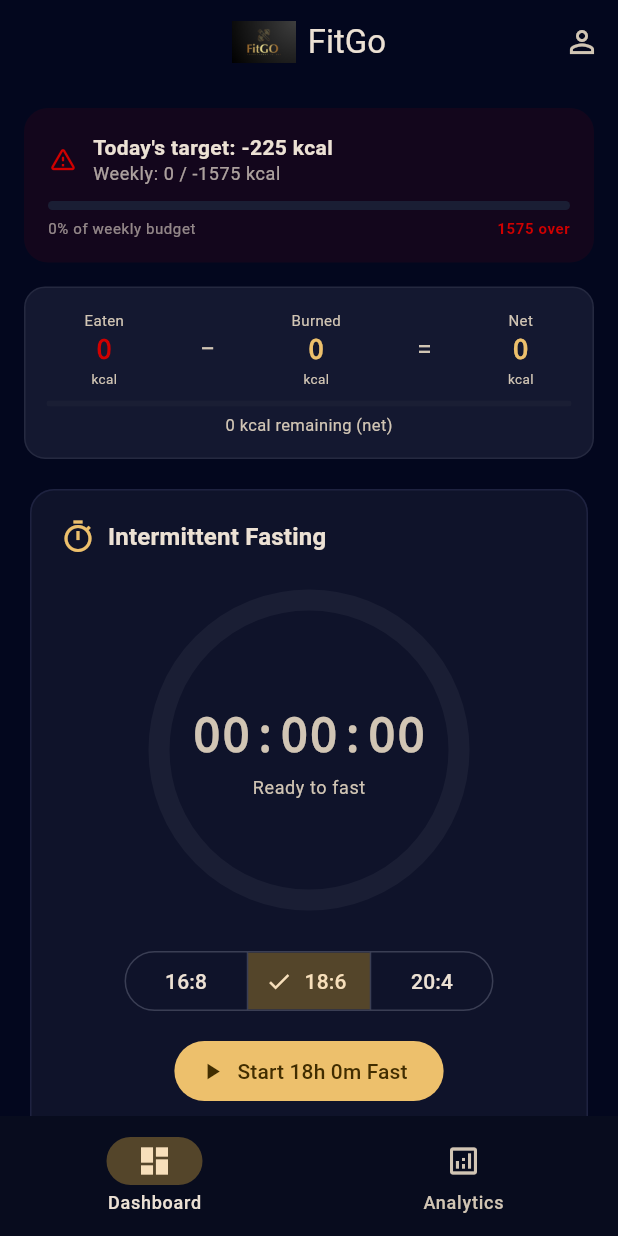
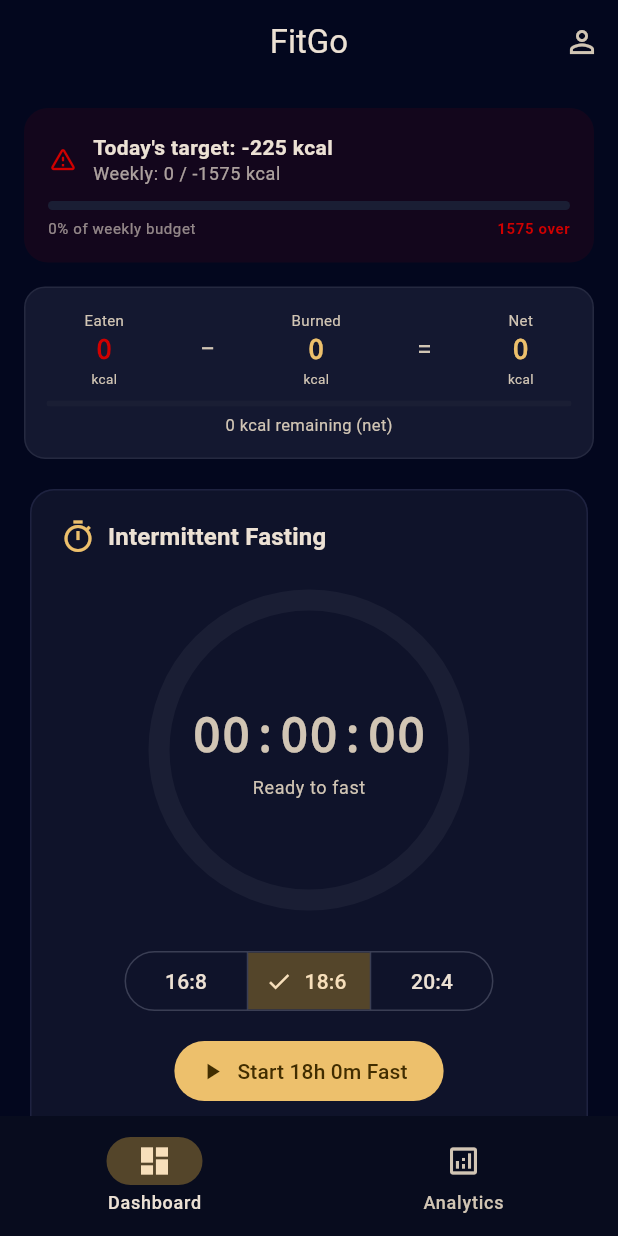
Before and after one commit to MayureshTardekar/FitGo, a Flutter app: the screen it shows once a user with an empty profile is signed in, after a tap on "18:6", on a phone screen of 412 x 824 dp. Run offline on Flutter 3.47's test engine with Material 3 defaults, Android fonts, the phone set to English and light mode, and no system bars; our stand-ins replace fl_chart, flutter_riverpod, hive, hive_flutter, supabase_flutter; accounts and stored records are empty; network calls fail.

Commit message:
Remove logo from app UI, keep only for splash + APK icon
- Removed logo from AppBar and auth screen
- Fixed splash screen background to match logo
- Splash screen with fade-in animation

```diff
--- a/lib/screens/auth_screen.dart
+++ b/lib/screens/auth_screen.dart
@@ -43,7 +43,8 @@ class _AuthScreenState extends State<AuthScreen> {
                 mainAxisAlignment: MainAxisAlignment.center,
                 children: [
                   // Logo
-                  Image.asset('assets/images/logo.png', height: 80),
+                  Icon(Icons.local_fire_department,
+                      size: 56, color: cs.primary),
                   const SizedBox(height: 12),
                   Text(
                     'FitGo',
--- a/lib/screens/home_screen.dart
+++ b/lib/screens/home_screen.dart
@@ -22,14 +22,7 @@ class HomeScreen extends StatelessWidget {
   Widget build(BuildContext context) {
     return Scaffold(
       appBar: AppBar(
-        title: Row(
-          mainAxisSize: MainAxisSize.min,
-          children: [
-            Image.asset('assets/images/logo.png', height: 28),
-            const SizedBox(width: 8),
-            const Text('FitGo'),
-          ],
-        ),
+        title: const Text('FitGo'),
         centerTitle: true,
         actions: [
           IconButton(
```
Also changed, not shown: 1 other file.
